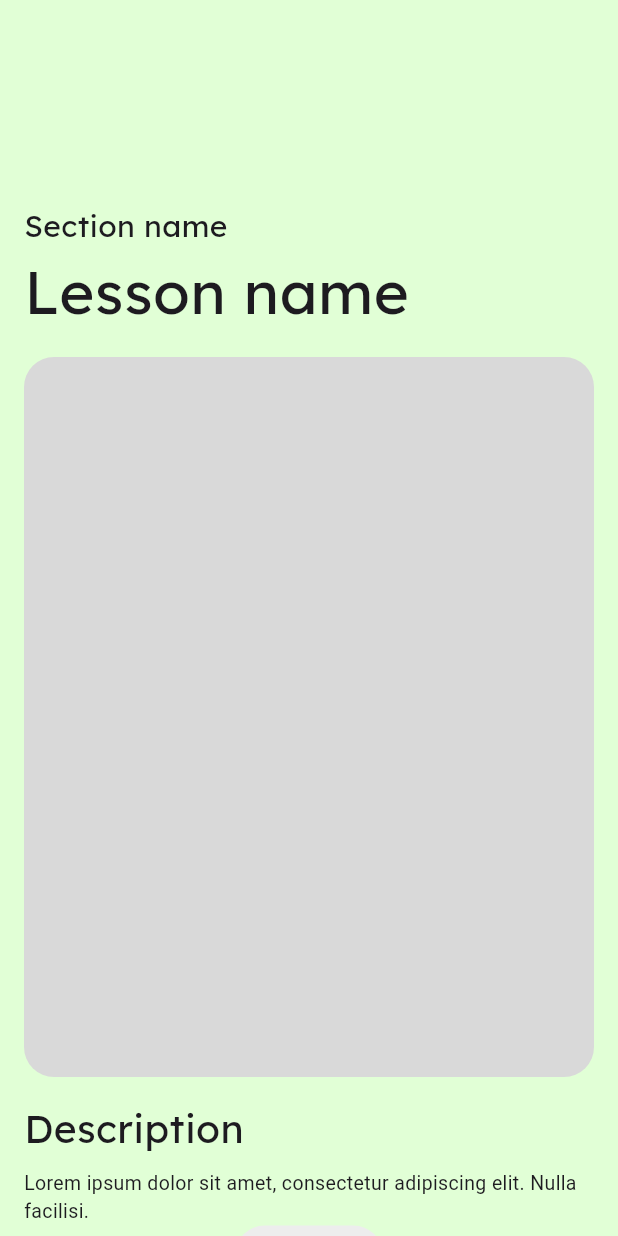
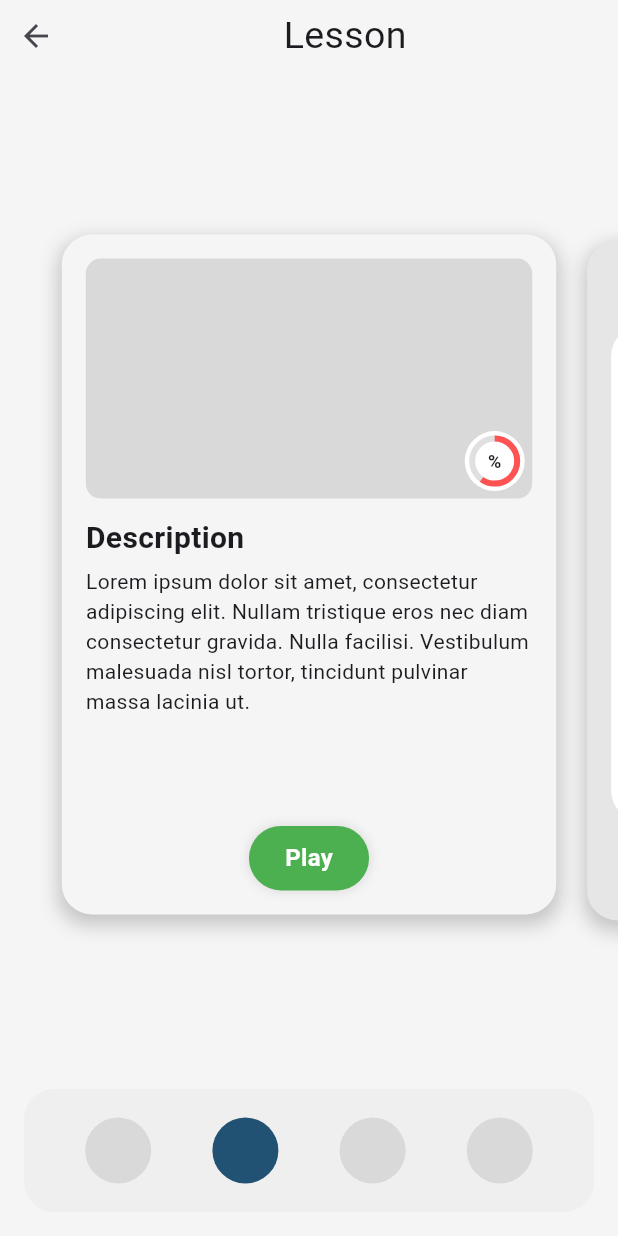
Before and after one commit to nphng15/learn2aid_frontend, a Flutter app: the LessonPage screen opened by its route, on a phone screen of 412 x 824 dp. Run offline on Flutter 3.47's test engine with Material 3 defaults, Android fonts, the phone set to English and light mode, and no system bars; our stand-ins replace device_preview, get; Roboto replaces fonts that are missing (Nunito Sans, Space Mono).

Commit message:
add: navigation and update UI

```diff
--- a/lib/config/routes/app_pages.dart
+++ b/lib/config/routes/app_pages.dart
@@ -1,6 +1,7 @@
 import 'package:get/get.dart';
 import 'package:learn2aid/features/presentation/modules/loading/loading_binding.dart';
 import 'package:learn2aid/features/presentation/modules/loading/screens/loading_screen.dart';
+import '../../features/presentation/modules/dashboard/dashboard_binding.dart';
 import '../../features/presentation/modules/dashboard/screens/dashboard_page.dart';
 import '../../features/presentation/modules/quiz/screens/quiz_page.dart';
 import '../../features/presentation/modules/lesson/screens/lesson_page.dart';
@@ -17,14 +18,17 @@ abstract class AppPages {
     GetPage(
       name: AppRoutes.dashboard,
       page: () => const DashboardPage(),
+      // binding: DashboardBinding(),
     ),
     GetPage(
       name: AppRoutes.quiz,
       page: () => const QuizPage(),
+      // binding: DashboardBinding(),
     ),
     GetPage(
       name: AppRoutes.lesson,
       page: () => const LessonPage(),
+      // binding: DashboardBinding(),
     ),
   ];
 }
--- /dev/null
+++ b/lib/features/presentation/global_widgets/play_button.dart
@@ -0,0 +1,27 @@
+import 'package:flutter/material.dart';
+
+class PlayButton extends StatelessWidget {
+  const PlayButton({super.key});
+
+  @override
+  Widget build(BuildContext context) {
+    return Container(
+      padding: const EdgeInsets.symmetric(vertical: 10, horizontal: 24),
+      decoration: BoxDecoration(
+        color: Colors.green,
+        borderRadius: BorderRadius.circular(30),
+        boxShadow: [
+          BoxShadow(
+            color: Colors.black.withOpacity(0.1),
+            blurRadius: 5,
+            spreadRadius: 1,
+          ),
+        ],
+      ),
+      child: const Text(
+        'Play',
+        style: TextStyle(fontSize: 16, fontWeight: FontWeight.bold, color: Colors.white),
+      ),
+    );
+  }
+}
--- a/lib/features/presentation/modules/lesson/screens/lesson_page.dart
+++ b/lib/features/presentation/modules/lesson/screens/lesson_page.dart
@@ -1,6 +1,10 @@
 import 'package:flutter/material.dart';
+import 'package:get/get.dart';
+import 'package:learn2aid/features/presentation/global_widgets/play_button.dart';
+import '../../../global_widgets/dashboard_navbar.dart';
 import '../widgets/lesson_header.dart';
 import '../widgets/lesson_content.dart';
+import '../widgets/lesson_interactive.dart';
 
 class LessonPage extends StatelessWidget {
   const LessonPage({super.key});
@@ -8,13 +12,42 @@ class LessonPage extends StatelessWidget {
   @override
   Widget build(BuildContext context) {
     return Scaffold(
-      backgroundColor: const Color.fromRGBO(225, 255, 214, 1),
-      body: SingleChildScrollView(
+      backgroundColor: const Color(0xFFF5F5F5),
+      body: SafeArea(
         child: Column(
           children: [
-            const SizedBox(height: 100),
-            const SizedBox(height: 20),
-            const LessonContent(),
+            Row(
+              children: [
+                IconButton(
+                  icon: const Icon(Icons.arrow_back),
+                  onPressed: () => Get.back(),
+                ),
+                const Expanded(child: LessonHeader()),
+              ],
+            ),
+            const SizedBox(height: 16),
+            Expanded(
+              child: PageView(
+                controller: PageController(viewportFraction: 0.85),
+                children: const [
+                  Column(
+                    mainAxisAlignment: MainAxisAlignment.center,
+                    children: [
+                      LessonContent(),
+                      SizedBox(height: 8),
+                    ],
+                  ),
+                  Column(
+                    mainAxisAlignment: MainAxisAlignment.center,
+                    mainAxisSize: MainAxisSize.min,
+                    children: [
+                      LessonInteractive(),
+                    ],
+                  ),
+                ],
+              ),
+            ),
+            const DashboardNavBar(),
           ],
         ),
       ),
--- a/lib/features/presentation/modules/lesson/widgets/lesson_content.dart
+++ b/lib/features/presentation/modules/lesson/widgets/lesson_content.dart
@@ -1,67 +1,103 @@
 import 'package:flutter/material.dart';
+import 'package:learn2aid/features/presentation/global_widgets/play_button.dart';
 
 class LessonContent extends StatelessWidget {
   const LessonContent({super.key});
 
   @override
   Widget build(BuildContext context) {
-    return Padding(
-      padding: const EdgeInsets.all(16),
-      child: Column(
-        crossAxisAlignment: CrossAxisAlignment.start,
+    return Align(
+      alignment: Alignment.center,
+      child: Container(
+        width: MediaQuery.of(context).size.width * 0.8,
+        height: MediaQuery.of(context).size.height * 0.55,
+        padding: const EdgeInsets.all(16),
+        decoration: BoxDecoration(
+          color: const Color(0xFFF5F5F5),
+          borderRadius: BorderRadius.circular(20),
+          boxShadow: [
+            BoxShadow(
+              color: Colors.black.withOpacity(0.2),
+              blurRadius: 10,
+              spreadRadius: 2,
+              offset: const Offset(0, 5),
+            ),
+          ],
+        ),
+        child: Column(
+          crossAxisAlignment: CrossAxisAlignment.start,
+          children: [
+            Stack(
+              children: [
+                Container(
+                  width: double.infinity,
+                  height: 160,
+                  decoration: BoxDecoration(
+                    color: const Color.fromRGBO(217, 217, 217, 1),
+                    borderRadius: BorderRadius.circular(10),
+                  ),
+                ),
+                Positioned(
+                  bottom: 5,
+                  right: 5,
+                  child: progressIndicator(),
+                ),
+              ],
+            ),
+            const SizedBox(height: 12),
+            const Text(
+              'Description',
+              style: TextStyle(
+                fontSize: 20,
+                fontWeight: FontWeight.bold,
+                fontFamily: 'Lexend',
+              ),
+            ),
+            const SizedBox(height: 4),
+            Expanded(
+              child: SingleChildScrollView(
+                child: const Text(
+                  'Lorem ipsum dolor sit amet, consectetur adipiscing elit. '
+                  'Nullam tristique eros nec diam consectetur gravida. Nulla facilisi. '
+                  'Vestibulum malesuada nisl tortor, tincidunt pulvinar massa lacinia ut.',
+                  style: TextStyle(fontSize: 14, fontFamily: 'Nunito Sans'),
+                ),
+              ),
+            ),
+            Center(child: PlayButton()),
+          ],
+        ),
+      ),
+    );
+  }
+
+  Widget progressIndicator() {
+    return Container(
+      width: 40,
+      height: 40,
+      decoration: const BoxDecoration(
+        color: Colors.white,
+        shape: BoxShape.circle,
+      ),
+      child: Stack(
+        alignment: Alignment.center,
         children: [
-          const Text(
-            'Section name',
-            style: TextStyle(fontSize: 20, fontFamily: 'Lexend'),
+          SizedBox(
+            width: 30,
+            height: 30,
+            child: CircularProgressIndicator(
+              value: 0.6,
+              strokeWidth: 4,
+              backgroundColor: Colors.grey[300],
+              valueColor: const AlwaysStoppedAnimation<Color>(Colors.redAccent),
+            ),
           ),
           const Text(
-            'Lesson name',
-            style: TextStyle(fontSize: 40, fontFamily: 'Lexend'),
+            '%',
+            style: TextStyle(fontSize: 12, fontWeight: FontWeight.bold),
           ),
-          const SizedBox(height: 16),
-          placeholderBox(height: 480),
-          const SizedBox(height: 16),
-          descriptionSection(),
-          playButton(),
         ],
       ),
     );
   }
-
-  Widget placeholderBox({double height = 200}) {
-    return Container(
-      height: height,
-      decoration: BoxDecoration(
-        color: const Color.fromRGBO(217, 217, 217, 1),
-        borderRadius: BorderRadius.circular(20),
-      ),
-    );
-  }
-
-  Widget descriptionSection() {
-    return Column(
-      crossAxisAlignment: CrossAxisAlignment.start,
-      children: [
-        const Text('Description', style: TextStyle(fontSize: 26, fontFamily: 'Lexend')),
-        const SizedBox(height: 8),
-        const Text(
-          'Lorem ipsum dolor sit amet, consectetur adipiscing elit. Nulla facilisi.',
-          style: TextStyle(fontSize: 13, fontFamily: 'Nunito Sans'),
-        ),
-      ],
-    );
-  }
-
-  Widget playButton() {
-    return Center(
-      child: Container(
-        padding: const EdgeInsets.symmetric(vertical: 8, horizontal: 32),
-        decoration: BoxDecoration(
-          color: const Color.fromRGBO(237, 237, 237, 1),
-          borderRadius: BorderRadius.circular(60),
-        ),
-        child: const Text('Play', style: TextStyle(fontSize: 16, fontFamily: 'Lexend')),
-      ),
-    );
-  }
 }
--- a/lib/features/presentation/modules/lesson/widgets/lesson_header.dart
+++ b/lib/features/presentation/modules/lesson/widgets/lesson_header.dart
@@ -8,7 +8,7 @@ class LessonHeader extends StatelessWidget {
     return const Center(
       child: Text(
         'Lesson',
-        style: TextStyle(fontSize: 49, fontFamily: 'Space Mono'),
+        style: TextStyle(fontSize: 25, fontFamily: 'Space Mono'),
       ),
     );
   }
--- /dev/null
+++ b/lib/features/presentation/modules/lesson/widgets/lesson_interactive.dart
@@ -0,0 +1,90 @@
+import 'package:flutter/material.dart';
+
+class LessonInteractive extends StatelessWidget {
+  const LessonInteractive({super.key});
+
+  @override
+  Widget build(BuildContext context) {
+    return Container(
+      width: MediaQuery.of(context).size.width * 0.8,
+      height: MediaQuery.of(context).size.height * 0.55,
+      padding: const EdgeInsets.all(16),
+      decoration: BoxDecoration(
+        color: const Color.fromRGBO(230, 230, 230, 1),
+        borderRadius: BorderRadius.circular(20),
+        boxShadow: [
+          BoxShadow(
+            color: Colors.black.withOpacity(0.2),
+            blurRadius: 10,
+            spreadRadius: 2,
+            offset: const Offset(0, 5),
+          ),
+        ],
+      ),
+      child: Column(
+        crossAxisAlignment: CrossAxisAlignment.start,
+        mainAxisAlignment: MainAxisAlignment.center,
+        children: [
+          Center(
+            child: const Text(
+              'Try it yourself!',
+              style: TextStyle(fontSize: 20, fontWeight: FontWeight.bold),
+            ),
+          ),
+          const SizedBox(height: 12),
+          Container(
+            height: MediaQuery.of(context).size.height * 0.4,
+            padding: const EdgeInsets.all(16),
+            decoration: BoxDecoration(
+              color: Colors.white,
+              borderRadius: BorderRadius.circular(20),
+            ),
+            child: Row(
+              children: [
+                Expanded(child: interactiveBox(icon: Icons.camera_alt, text: 'Record')),
+                const SizedBox(width: 16),
+                Expanded(child: interactiveBox(icon: Icons.upload, text: 'Upload')),
+              ],
+            ),
+          ),
+          const SizedBox(height: 12),
+          checkButton(),
+        ],
+      ),
+    );
+  }
+
+  Widget interactiveBox({required IconData icon, required String text}) {
+    return Container(
+      height: 100,
+      decoration: BoxDecoration(
+        color: Colors.grey[200],
+        borderRadius: BorderRadius.circular(10),
+      ),
+      child: Column(
+        mainAxisAlignment: MainAxisAlignment.center,
+        children: [
+          Icon(icon, size: 40),
+          const SizedBox(height: 8),
+          Text(text, style: const TextStyle(fontSize: 14)),
+        ],
+      ),
+    );
+  }
+
+  Widget checkButton() {
+    return Center(
+      child: Container(
+        padding: const EdgeInsets.symmetric(vertical: 8, horizontal: 32),
+        decoration: BoxDecoration(
+          color: Colors.green,
+          borderRadius: BorderRadius.circular(60),
+        ),
+        child: const Text(
+          'Check',
+          style: TextStyle(fontSize: 16, fontWeight: FontWeight.bold, color: Colors.white),
+        ),
+      ),
+    );
+  }
+}
--- a/lib/features/presentation/modules/quiz/widgets/quiz_header.dart
+++ b/lib/features/presentation/modules/quiz/widgets/quiz_header.dart
@@ -8,7 +8,7 @@ class QuizHeader extends StatelessWidget {
     return const Center(
       child: Text(
         'Quiz',
-        style: TextStyle(fontSize: 49, fontFamily: 'Space Mono'),
+        style: TextStyle(fontSize: 25, fontFamily: 'Space Mono'),
       ),
     );
   }
```
Also changed, not shown: lib/features/presentation/global_widgets/dashboard_navbar.dart (renamed from lib/features/presentation/modules/dashboard/widgets/dashboard_navbar.dart, +7 -11 lines), lib/features/presentation/modules/dashboard/dashboard_binding.dart (added, +9 -0 lines), lib/features/presentation/modules/dashboard/dashboard_controller.dart (added, +44 -0 lines), lib/features/presentation/modules/dashboard/screens/dashboard_page.dart (+14 -6 lines), lib/features/presentation/modules/dashboard/widgets/dashboard_card.dart (+4 -3 lines), lib/features/presentation/modules/dashboard/widgets/dashboard_header.dart (+35 -44 lines), lib/features/presentation/modules/dashboard/widgets/dashboard_section.dart (+7 -9 lines), lib/features/presentation/modules/quiz/screens/quiz_page.dart (+24 -4 lines), lib/features/presentation/modules/quiz/widgets/quiz_content.dart (+18 -12 lines), lib/main.dart (+12 -5 lines), pubspec.yaml (+9 -5 lines), pubspec.lock, 1 other file.
